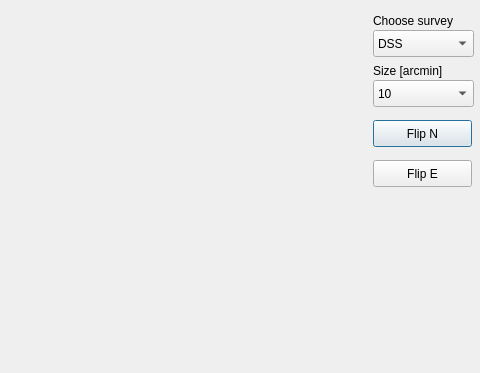
The window that pouet/dialogSkyChart.ui (vbonvin/POUET) describes before a commit, drawn with Qt 5; both pictures show x 197 to 677 and y 0 to 373 of the 677 by 528 pixel window.
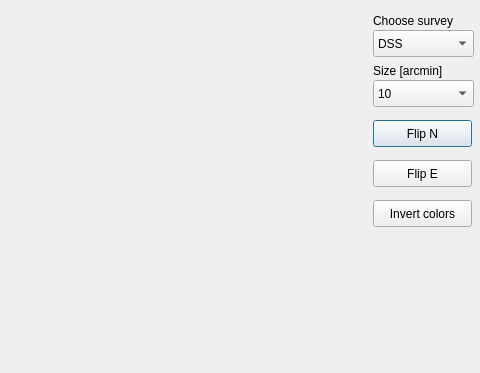
The same window after the commit.

Commit message: documenting main (2/2) + allow to invert sky chart color map

Patch:
```diff
--- a/pouet/dialogSkyChart.ui
+++ b/pouet/dialogSkyChart.ui
@@ -146,6 +146,19 @@
     <string>Size [arcmin]</string>
    </property>
   </widget>
+  <widget class="QPushButton" name="invertColors">
+   <property name="geometry">
+    <rect>
+     <x>570</x>
+     <y>200</y>
+     <width>99</width>
+     <height>27</height>
+    </rect>
+   </property>
+   <property name="text">
+    <string>Invert colors</string>
+   </property>
+  </widget>
  </widget>
  <resources/>
  <connections/>
```
Left out of the diff: 5 changed lines with no effect on the pictures. The commit also changes 3 other files.
